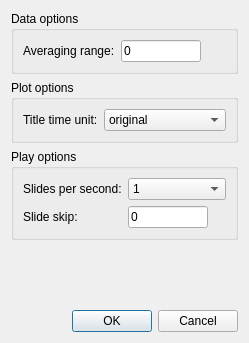
This is gui/movie_settings_ui.ui in INM-6/swan as Qt 5 draws it before an edit. The edited form follows.
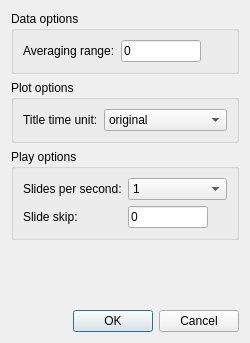
This is the edited form.

```diff
--- a/gui/movie_settings_ui.ui
+++ b/gui/movie_settings_ui.ui
@@ -6,7 +6,7 @@
    <rect>
     <x>0</x>
     <y>0</y>
-    <width>249</width>
+    <width>250</width>
     <height>343</height>
    </rect>
   </property>
```
